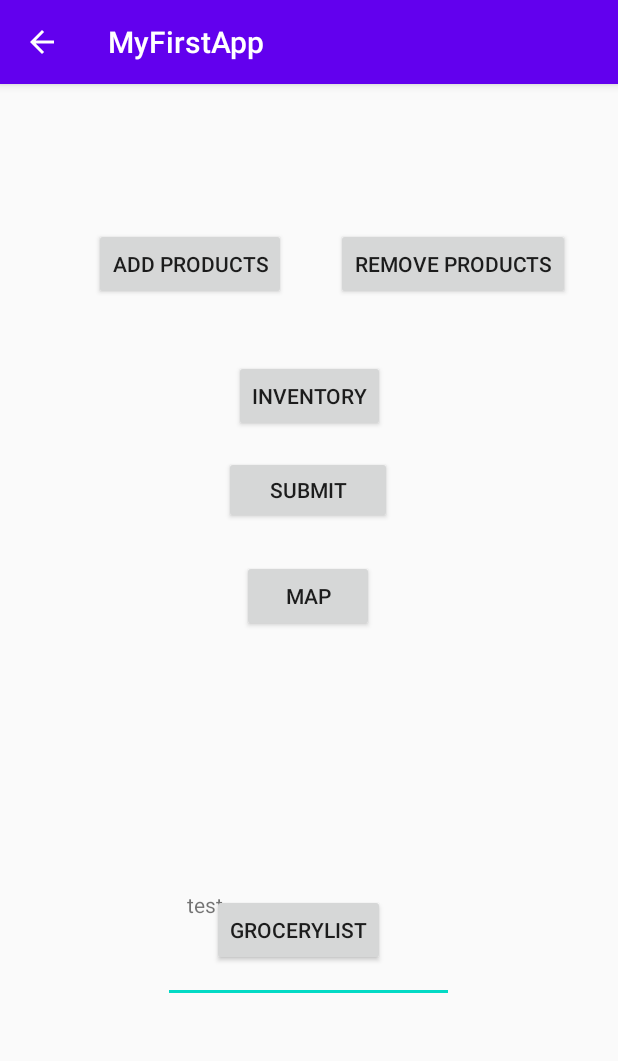
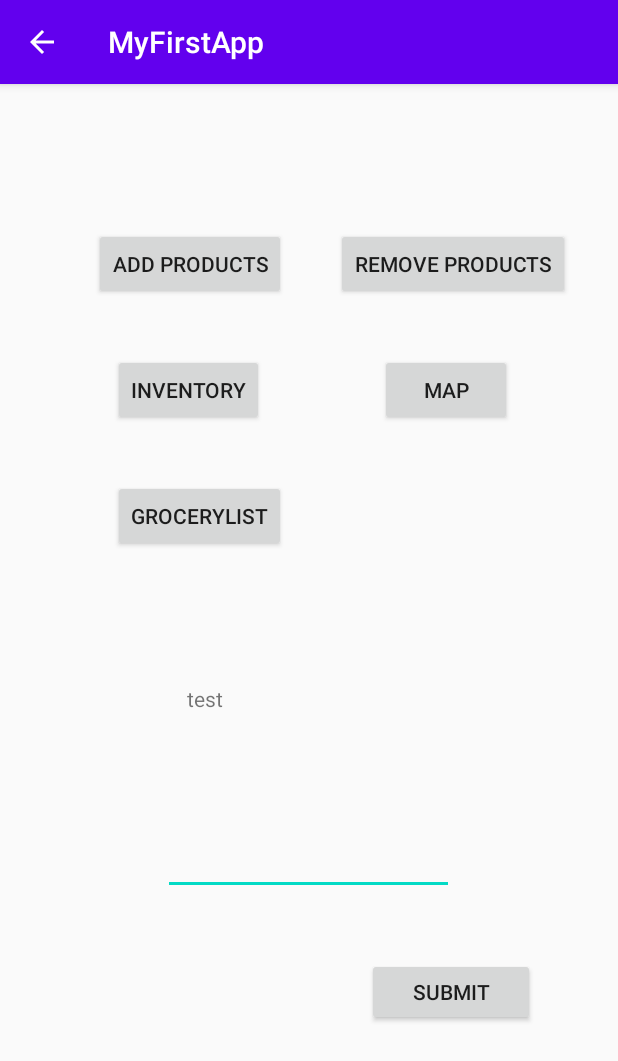
Before and after one commit to ETS-Android2/GroceryApp, an Android app: the MainActivity screen opened directly, with no data from a screen before it, on a phone screen of 412 x 824 dp. Shown: the top 1061 px of the screen. Run offline under Robolectric (Android 15) with nearby library versions, the phone set to English and light mode, and no system bars; our stand-ins replace Volley; network calls fail.

```diff
--- a/app/src/main/java/be/kuleuven/myfirstapp/MainActivity.java
+++ b/app/src/main/java/be/kuleuven/myfirstapp/MainActivity.java
@@ -87,6 +87,8 @@ public class MainActivity extends AppCompatActivity {
             case R.id.remove:
                 Intent intent0 = new Intent(MainActivity.this, Scanner.class);
                 intent0.putExtra("mode",1);
+                intent0.putExtra("barcodes", barcodes);
+                intent0.putExtra("id",userId);
                 MainActivity.this.startActivity(intent0);
                 break;
             case R.id.inventory:
--- a/app/src/main/java/be/kuleuven/myfirstapp/Product.java
+++ b/app/src/main/java/be/kuleuven/myfirstapp/Product.java
@@ -108,8 +108,12 @@ public class Product implements Parcelable {
         return quantity;
     }
 
-    public void setQuantity1(){
+    public void setQuantityPlus(){
         this.quantity = getQuantity()+1;
+    }
+
+    public void setQuantityMin(){
+        this.quantity = getQuantity()-1;
     }
 
     @Override
--- a/app/src/main/res/layout/activity_main.xml
+++ b/app/src/main/res/layout/activity_main.xml
@@ -22,13 +22,13 @@
         android:id="@+id/button"
         android:layout_width="112dp"
         android:layout_height="45dp"
-        android:layout_marginTop="248dp"
+        android:layout_marginBottom="140dp"
         android:onClick="onClick"
         android:text="Submit"
+        app:layout_constraintBottom_toBottomOf="parent"
         app:layout_constraintEnd_toEndOf="parent"
-        app:layout_constraintHorizontal_bias="0.498"
-        app:layout_constraintStart_toStartOf="parent"
-        app:layout_constraintTop_toTopOf="parent" />
+        app:layout_constraintHorizontal_bias="0.816"
+        app:layout_constraintStart_toStartOf="parent" />
 
     <EditText
         android:id="@+id/text"
@@ -59,47 +59,48 @@
         android:id="@+id/inventory"
         android:layout_width="wrap_content"
         android:layout_height="wrap_content"
-        android:layout_marginBottom="16dp"
+        android:layout_marginTop="36dp"
         android:onClick="onClick"
         android:text="Inventory"
-        app:layout_constraintBottom_toTopOf="@+id/button"
         app:layout_constraintEnd_toEndOf="parent"
-        app:layout_constraintStart_toStartOf="parent" />
+        app:layout_constraintHorizontal_bias="0.241"
+        app:layout_constraintStart_toStartOf="parent"
+        app:layout_constraintTop_toBottomOf="@+id/add" />
 
     <Button
         android:id="@+id/map"
         android:layout_width="wrap_content"
         android:layout_height="wrap_content"
-        android:layout_marginTop="24dp"
+        android:layout_marginTop="36dp"
         android:onClick="onClick"
         android:text="map"
         app:layout_constraintEnd_toEndOf="parent"
-        app:layout_constraintHorizontal_bias="0.498"
-        app:layout_constraintStart_toStartOf="parent"
-        app:layout_constraintTop_toBottomOf="@+id/button" />
+        app:layout_constraintHorizontal_bias="0.523"
+        app:layout_constraintStart_toEndOf="@+id/inventory"
+        app:layout_constraintTop_toBottomOf="@+id/remove" />
 
     <Button
         android:id="@+id/groceryList"
         android:layout_width="wrap_content"
-        android:layout_height="wrap_content"
-        android:layout_marginBottom="180dp"
+        android:layout_height="48dp"
+        android:layout_marginTop="36dp"
         android:onClick="onClick"
         android:text="GroceryList"
-        app:layout_constraintBottom_toBottomOf="parent"
         app:layout_constraintEnd_toEndOf="parent"
-        app:layout_constraintHorizontal_bias="0.476"
+        app:layout_constraintHorizontal_bias="0.253"
         app:layout_constraintStart_toStartOf="parent"
-        app:layout_constraintTop_toBottomOf="@+id/register" />
+        app:layout_constraintTop_toBottomOf="@+id/inventory" />
 
     <Button
         android:id="@+id/remove"
         android:layout_width="wrap_content"
         android:layout_height="wrap_content"
-        android:layout_marginEnd="32dp"
         android:layout_marginTop="96dp"
         android:onClick="onClick"
         android:text="Remove products"
         app:layout_constraintEnd_toEndOf="parent"
+        app:layout_constraintHorizontal_bias="0.874"
+        app:layout_constraintStart_toStartOf="parent"
         app:layout_constraintTop_toTopOf="parent" />
 
 </androidx.constraintlayout.widget.ConstraintLayout>
--- a/app/src/main/res/layout/scanned_products_row.xml
+++ b/app/src/main/res/layout/scanned_products_row.xml
@@ -1,6 +1,7 @@
 <?xml version="1.0" encoding="utf-8"?>
 
 <RelativeLayout xmlns:android="http://schemas.android.com/apk/res/android"
+    android:id="@+id/view_foreground"
     android:layout_width="match_parent"
     android:layout_height="wrap_content"
     android:background="?android:attr/selectableItemBackground"
```
Also changed, not shown: app/src/main/java/be/kuleuven/myfirstapp/ScannedProducts.java (+29 -21 lines), app/src/main/java/be/kuleuven/myfirstapp/ScannedProductsAdapter.java (+17 -15 lines), app/src/main/java/be/kuleuven/myfirstapp/Scanner.java (+34 -17 lines), app/src/main/res/layout/activity_inventory.xml (line endings or trailing spaces).
